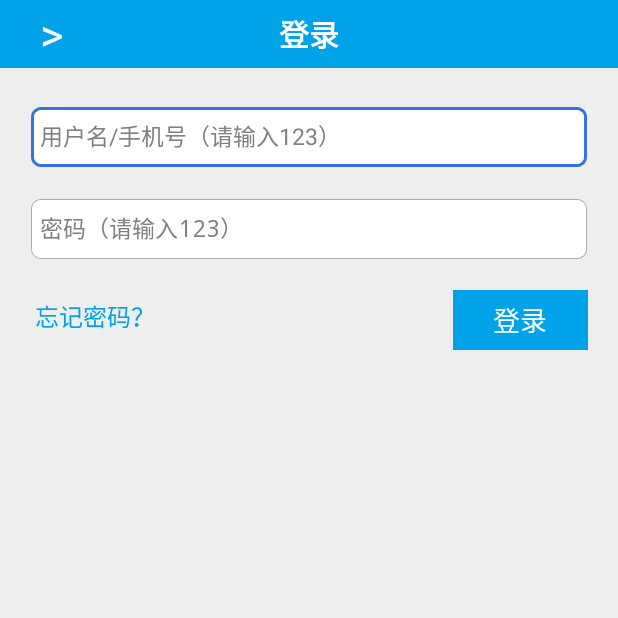
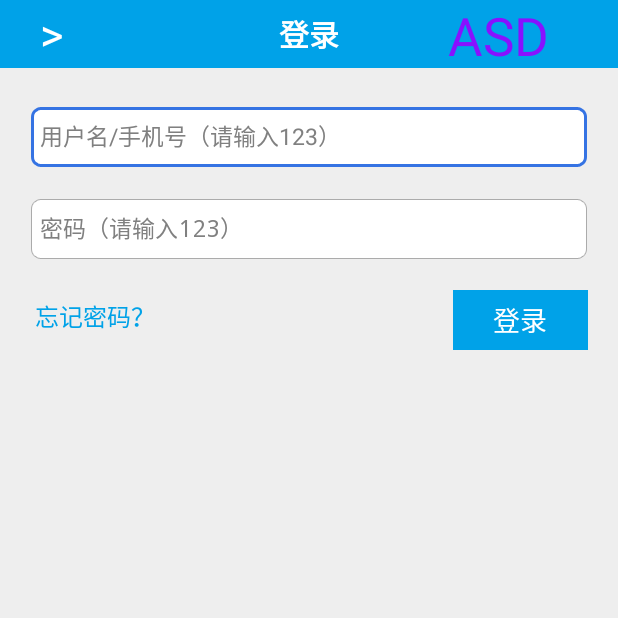
Before and after one commit to Dorm610/SuperMine, an Android app: the Login screen opened directly, with no data from a screen before it, on a phone screen of 412 x 824 dp, the top half of it. Run offline under Robolectric (Android 15) with nearby library versions, the phone set to English and light mode, and no system bars.

Commit message:
add a new Button "ASD" in login.xml

```diff
--- a/app/src/main/res/layout/login.xml
+++ b/app/src/main/res/layout/login.xml
@@ -27,6 +27,18 @@
             android:background="@drawable/title_btn_back"
         />
 
+        <Button
+            android:id="@+id/login_OK"
+            android:layout_width="160dp"
+            android:layout_height="wrap_content"
+            android:layout_centerVertical="true"
+            android:layout_alignParentRight="true"
+            android:text="ASD"
+            android:textSize="35sp"
+            android:textColor="#81f"
+            android:onClick="login_back"
+            android:background="@drawable/title_btn_back"
+            />
         <TextView
             android:layout_width="wrap_content"
             android:layout_height="wrap_content"
```
